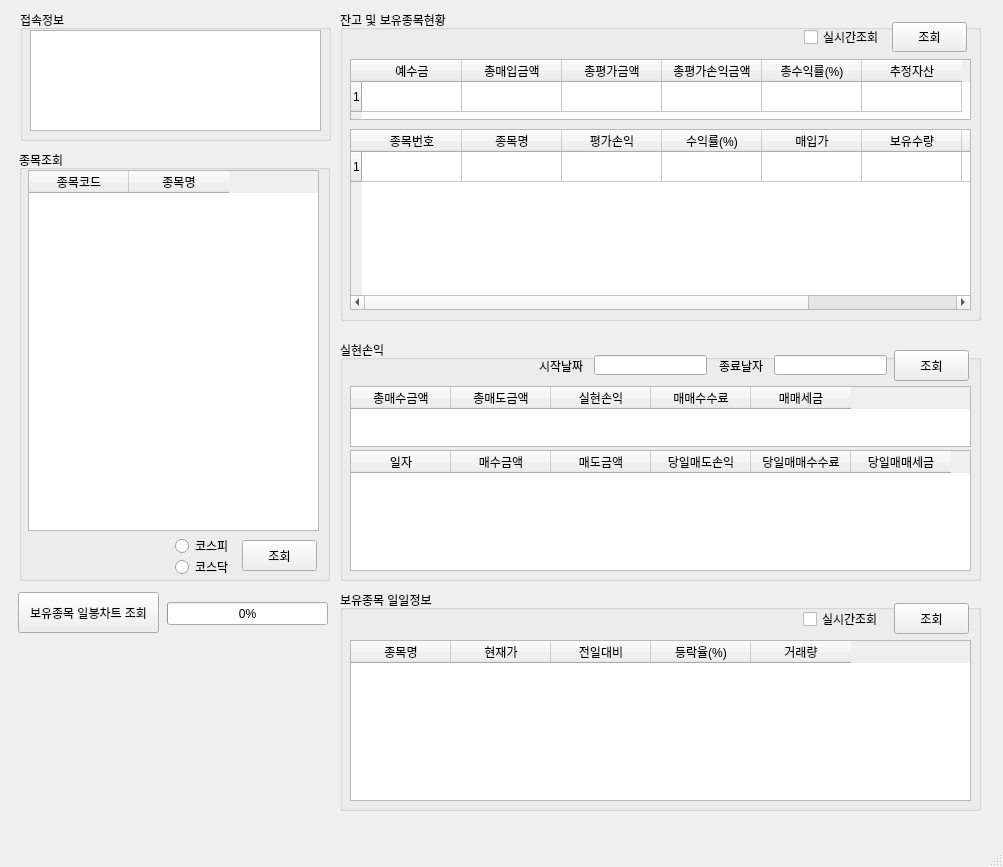
Old version of the form MyTrader.ui in the repository pjm8702/jasam.
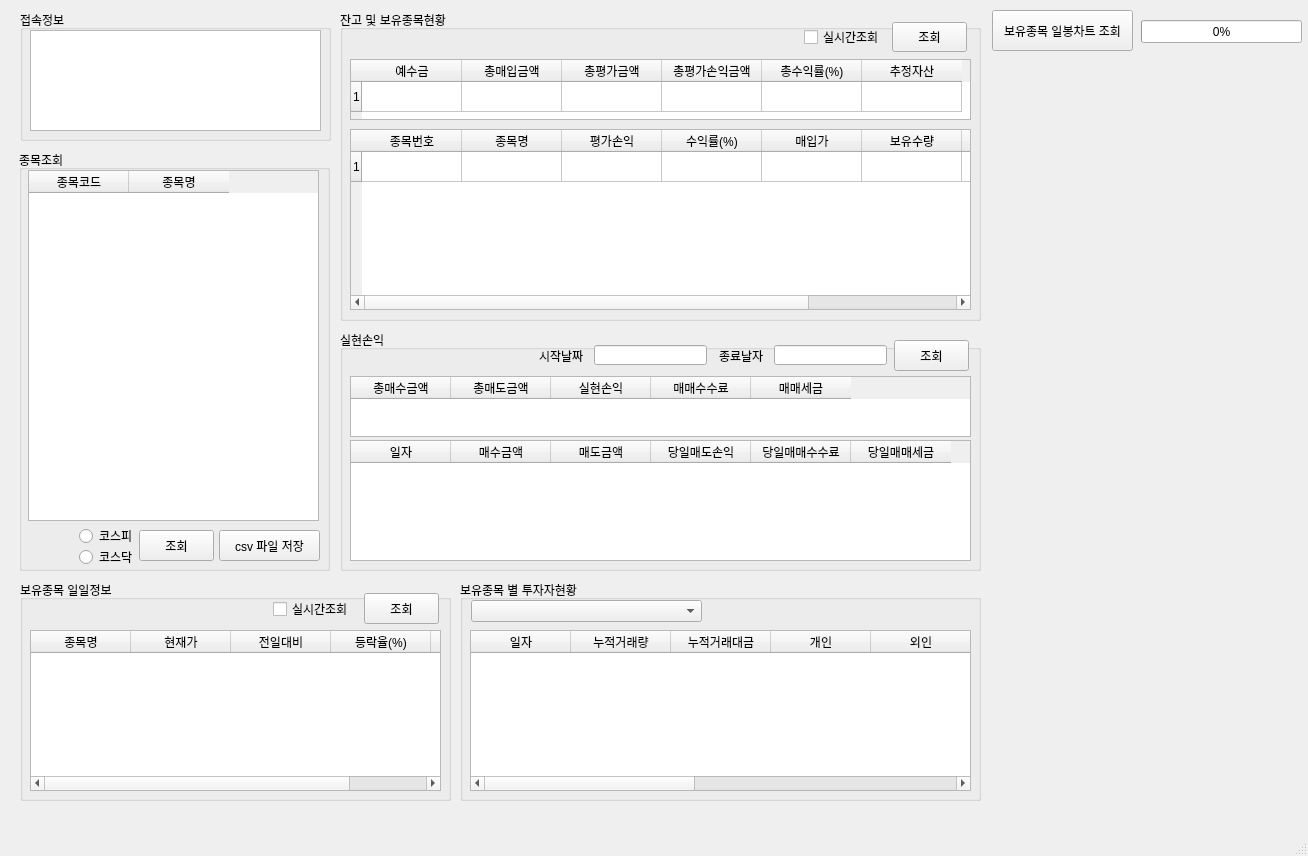
New version of the form.

Commit message: 종목조회 파일 저장 기능 추가

```diff
--- a/MyTrader.ui
+++ b/MyTrader.ui
@@ -6,8 +6,8 @@
    <rect>
     <x>0</x>
     <y>0</y>
-    <width>1003</width>
-    <height>867</height>
+    <width>1308</width>
+    <height>856</height>
    </rect>
   </property>
   <property name="windowTitle">
@@ -177,9 +177,9 @@
    <widget class="QGroupBox" name="groupBox_3">
     <property name="geometry">
      <rect>
-      <x>340</x>
-      <y>590</y>
-      <width>641</width>
+      <x>20</x>
+      <y>580</y>
+      <width>431</width>
       <height>221</height>
      </rect>
     </property>
@@ -189,7 +189,7 @@
     <widget class="QCheckBox" name="checkBox_2">
      <property name="geometry">
       <rect>
-       <x>463</x>
+       <x>253</x>
        <y>21</y>
        <width>91</width>
        <height>16</height>
@@ -202,7 +202,7 @@
     <widget class="QPushButton" name="pushButton_2">
      <property name="geometry">
       <rect>
-       <x>554</x>
+       <x>344</x>
        <y>13</y>
        <width>75</width>
        <height>31</height>
@@ -217,7 +217,7 @@
       <rect>
        <x>10</x>
        <y>50</y>
-       <width>621</width>
+       <width>411</width>
        <height>161</height>
       </rect>
      </property>
@@ -254,7 +254,7 @@
       <x>19</x>
       <y>150</y>
       <width>311</width>
-      <height>431</height>
+      <height>421</height>
      </rect>
     </property>
     <property name="title">
@@ -266,7 +266,7 @@
        <x>9</x>
        <y>20</y>
        <width>291</width>
-       <height>361</height>
+       <height>351</height>
       </rect>
      </property>
      <column>
@@ -283,8 +283,8 @@
     <widget class="QPushButton" name="pushButton_3">
      <property name="geometry">
       <rect>
-       <x>223</x>
-       <y>390</y>
+       <x>120</x>
+       <y>380</y>
        <width>75</width>
        <height>31</height>
       </rect>
@@ -296,8 +296,8 @@
     <widget class="QRadioButton" name="radioButton">
      <property name="geometry">
       <rect>
-       <x>156</x>
-       <y>388</y>
+       <x>60</x>
+       <y>378</y>
        <width>90</width>
        <height>16</height>
       </rect>
@@ -309,8 +309,8 @@
     <widget class="QRadioButton" name="radioButton_2">
      <property name="geometry">
       <rect>
-       <x>156</x>
-       <y>409</y>
+       <x>60</x>
+       <y>399</y>
        <width>90</width>
        <height>16</height>
       </rect>
@@ -319,12 +319,25 @@
       <string>코스닥</string>
      </property>
     </widget>
+    <widget class="QPushButton" name="pushButton_6">
+     <property name="geometry">
+      <rect>
+       <x>200</x>
+       <y>380</y>
+       <width>101</width>
+       <height>31</height>
+      </rect>
+     </property>
+     <property name="text">
+      <string>csv 파일 저장</string>
+     </property>
+    </widget>
    </widget>
    <widget class="QGroupBox" name="groupBox_5">
     <property name="geometry">
      <rect>
       <x>340</x>
-      <y>340</y>
+      <y>330</y>
       <width>641</width>
       <height>241</height>
      </rect>
@@ -470,8 +483,8 @@
    <widget class="QPushButton" name="pushButton_5">
     <property name="geometry">
      <rect>
-      <x>18</x>
-      <y>592</y>
+      <x>992</x>
+      <y>10</y>
       <width>141</width>
       <height>41</height>
      </rect>
@@ -483,8 +496,8 @@
    <widget class="QProgressBar" name="progressBar">
     <property name="geometry">
      <rect>
-      <x>167</x>
-      <y>602</y>
+      <x>1141</x>
+      <y>20</y>
       <width>161</width>
       <height>23</height>
      </rect>
@@ -493,6 +506,84 @@
      <number>0</number>
     </property>
    </widget>
+   <widget class="QGroupBox" name="groupBox_6">
+    <property name="geometry">
+     <rect>
+      <x>460</x>
+      <y>580</y>
+      <width>521</width>
+      <height>221</height>
+     </rect>
+    </property>
+    <property name="title">
+     <string>보유종목 별 투자자현황</string>
+    </property>
+    <widget class="QComboBox" name="comboBox">
+     <property name="geometry">
+      <rect>
+       <x>11</x>
+       <y>20</y>
+       <width>231</width>
+       <height>22</height>
+      </rect>
+     </property>
+    </widget>
+    <widget class="QTableWidget" name="tableWidget_7">
+     <property name="geometry">
+      <rect>
+       <x>10</x>
+       <y>50</y>
+       <width>501</width>
+       <height>161</height>
+      </rect>
+     </property>
+     <column>
+      <property name="text">
+       <string>일자</string>
+      </property>
+     </column>
+     <column>
+      <property name="text">
+       <string>누적거래량</string>
+      </property>
+     </column>
+     <column>
+      <property name="text">
+       <string>누적거래대금</string>
+      </property>
+     </column>
+     <column>
+      <property name="text">
+       <string>개인</string>
+      </property>
+     </column>
+     <column>
+      <property name="text">
+       <string>외인</string>
+      </property>
+     </column>
+     <column>
+      <property name="text">
+       <string>기관</string>
+      </property>
+     </column>
+     <column>
+      <property name="text">
+       <string>연기금</string>
+      </property>
+     </column>
+     <column>
+      <property name="text">
+       <string>보험</string>
+      </property>
+     </column>
+     <column>
+      <property name="text">
+       <string>은행</string>
+      </property>
+     </column>
+    </widget>
+   </widget>
   </widget>
   <widget class="QMenuBar" name="menubar">
    <property name="geometry">
```
Left out of the diff: 2 changed lines with no effect on the pictures. The commit also changes 4 other files.
